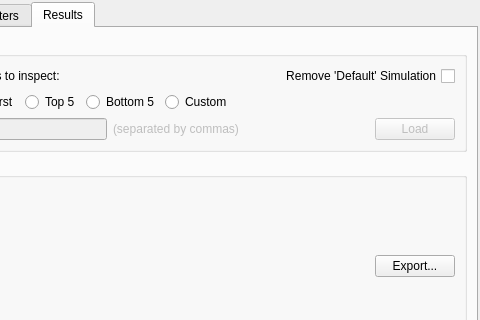
DTOcean/dtocean-app, file designer/shared/advancedposition.ui: the form before one commit; both pictures show x 120 to 600 and y 0 to 320 of the 600 by 450 pixel window.
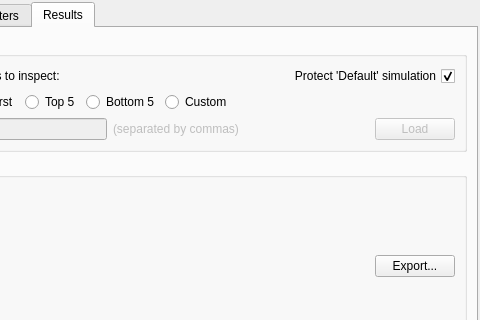
The form after the commit. The open tabs and pages were chosen to show the change.

Commit message: Switch button from remove default to protect default and implement

What changed in the file:
```diff
--- a/designer/shared/advancedposition.ui
+++ b/designer/shared/advancedposition.ui
@@ -428,7 +428,10 @@
                <enum>Qt::RightToLeft</enum>
               </property>
               <property name="text">
-               <string>Remove 'Default' Simulation</string>
+               <string>Protect 'Default' simulation</string>
+              </property>
+              <property name="checked">
+               <bool>true</bool>
               </property>
              </widget>
             </item>
```
Left out of the diff: 2 changed lines with no effect on the pictures. The commit also changes 1 other file.
